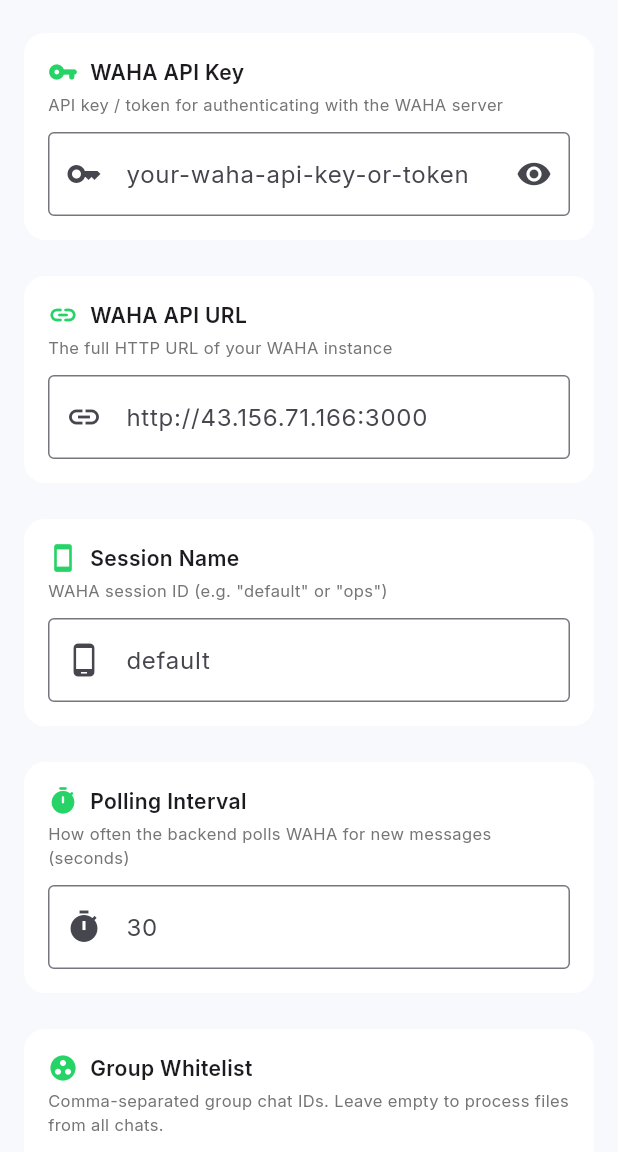
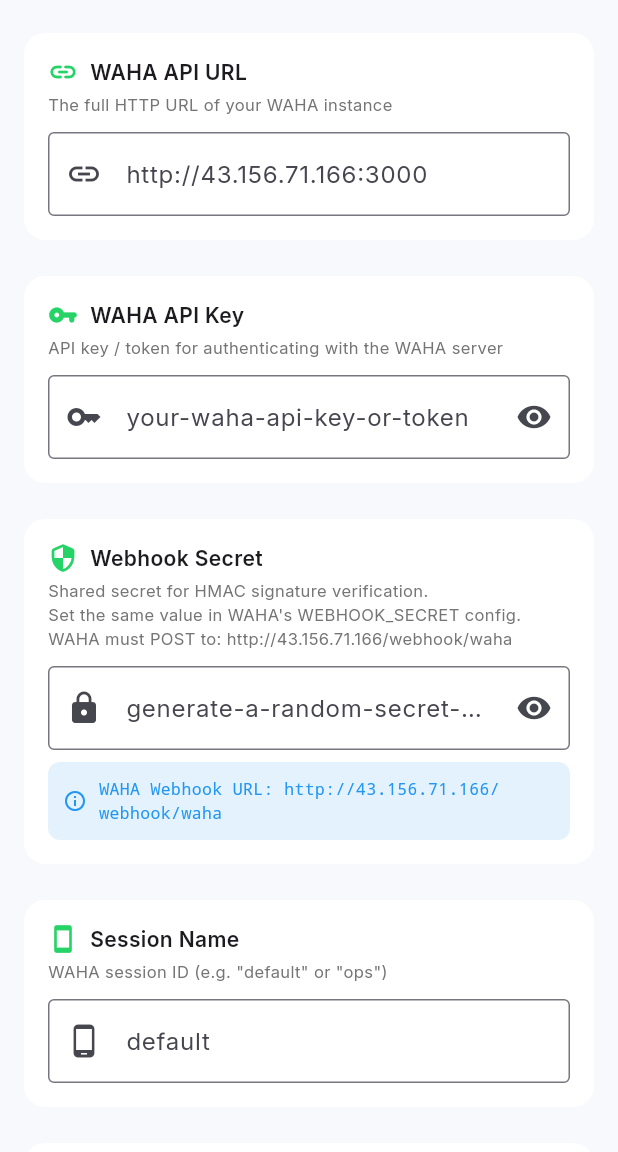
Before and after one commit to KaryaPutraS/docmind, a Flutter app: the WahaSettingsScreen screen opened directly, on a phone screen of 412 x 824 dp, the part 84-1236 px from its top. Run offline on Flutter 3.47's test engine with Material 3 defaults, Android fonts, the phone set to English and light mode, and no system bars; our stand-ins replace dio, flutter_riverpod, google_fonts, pretty_dio_logger, timeago; network calls fail.

Commit message:
feat: WAHA webhook fix — download URL rewrite, webhook secret field, dynamic settings refactor
- Fix _download_file to rewrite WAHA media URL via waha_internal_host
- Fix webhook signature to use dynamic settings from app/settings_store
- Add waha_internal_host in backend/app/config.py
- Add 'waha_webhook_secret' field through entire stack (settings_store, settings_model, waha_settings_screen)
- Fix pipeline _save_metadata — remove undefined env.minio_bucket
- Make minio_bucket nullable (legacy column, not used)

These fix WAHA → pipeline flow for production deployments

```diff
--- a/frontend/lib/models/settings_model.dart
+++ b/frontend/lib/models/settings_model.dart
@@ -14,6 +14,7 @@
   // WAHA
   final String wahaApiUrl;
   final String wahaApiKey;
+  final String wahaWebhookSecret;
   final String wahaSession;
   final int wahaPollingIntervalSeconds;
   final List<String> wahaGroupWhitelist;
@@ -38,6 +39,7 @@
     required this.aiMaxTokens,
     required this.wahaApiUrl,
     required this.wahaApiKey,
+    required this.wahaWebhookSecret,
     required this.wahaSession,
     required this.wahaPollingIntervalSeconds,
     required this.wahaGroupWhitelist,
@@ -60,7 +62,8 @@
       aiTemperature: (json['ai_temperature'] as num?)?.toDouble() ?? 0.3,
       aiMaxTokens: json['ai_max_tokens'] as int? ?? 2048,
       wahaApiUrl: json['waha_api_url'] as String? ?? '',
-      wahaApiKey: json['waha_api_key'] as String? ?? '',
+      wahaApiKey: json['...ey'] as String? ?? '',
+      wahaWebhookSecret: json['waha_webhook_secret'] as String? ?? '',
       wahaSession: json['waha_session'] as String? ?? 'default',
       wahaPollingIntervalSeconds:
           json['waha_polling_interval_seconds'] as int? ?? 30,
@@ -100,6 +103,7 @@
       'ai_max_tokens': aiMaxTokens,
       'waha_api_url': wahaApiUrl,
       'waha_api_key': wahaApiKey,
+      'waha_webhook_secret': wahaWebhookSecret,
       'waha_session': wahaSession,
       'waha_polling_interval_seconds': wahaPollingIntervalSeconds,
       'waha_group_whitelist': wahaGroupWhitelist,
--- a/frontend/lib/screens/settings/waha_settings_screen.dart
+++ b/frontend/lib/screens/settings/waha_settings_screen.dart
@@ -1,6 +1,6 @@
 // ============================================================
 // DocMind Flutter — WAHA (WhatsApp) Settings Screen (v3)
-// Added: WAHA API Key field
+// Added: WAHA API Key, Webhook Secret fields
 // ============================================================
 import 'package:flutter/material.dart';
 import 'package:flutter_riverpod/flutter_riverpod.dart';
@@ -19,10 +19,12 @@
   final _formKey = GlobalKey<FormState>();
   late TextEditingController _apiUrlCtrl;
   late TextEditingController _apiKeyCtrl;
+  late TextEditingController _webhookSecretCtrl;
   late TextEditingController _sessionCtrl;
   late TextEditingController _pollingCtrl;
   late TextEditingController _whitelistCtrl;
   bool _apiKeyVisible = false;
+  bool _webhookSecretVisible = false;
   bool _saving = false;
 
   @override
@@ -30,6 +32,7 @@
     super.initState();
     _apiUrlCtrl = TextEditingController();
     _apiKeyCtrl = TextEditingController();
+    _webhookSecretCtrl = TextEditingController();
     _sessionCtrl = TextEditingController();
     _pollingCtrl = TextEditingController();
     _whitelistCtrl = TextEditingController();
@@ -40,6 +43,7 @@
         setState(() {
           _apiUrlCtrl.text = s.wahaApiUrl;
           _apiKeyCtrl.text = s.wahaApiKey;
+          _webhookSecretCtrl.text = s.wahaWebhookSecret;
           _sessionCtrl.text = s.wahaSession;
           _pollingCtrl.text = s.wahaPollingIntervalSeconds.toString();
           _whitelistCtrl.text = s.wahaGroupWhitelist.join(', ');
@@ -52,6 +56,7 @@
   void dispose() {
     _apiUrlCtrl.dispose();
     _apiKeyCtrl.dispose();
+    _webhookSecretCtrl.dispose();
     _sessionCtrl.dispose();
     _pollingCtrl.dispose();
     _whitelistCtrl.dispose();
@@ -67,6 +72,7 @@
       await api.updateSettings({
         'waha_api_url': _apiUrlCtrl.text.trim(),
         'waha_api_key': _apiKeyCtrl.text.trim(),
+        'waha_webhook_secret': _webhookSecretCtrl.text.trim(),
         'waha_session': _sessionCtrl.text.trim(),
         'waha_polling_interval_seconds':
             int.parse(_pollingCtrl.text.trim()),
@@ -128,7 +134,30 @@
         child: ListView(
           padding: const EdgeInsets.all(16),
           children: [
-            // ── WAHA API KEY (NEW) ──────────────────
+            // ── WAHA API URL ──────────────────────
+            _buildCard(
+              icon: Icons.link_rounded,
+              title: 'WAHA API URL',
+              subtitle: 'The full HTTP URL of your WAHA instance',
+              child: TextFormField(
+                controller: _apiUrlCtrl,
+                decoration: const InputDecoration(
+                  hintText: 'http://43.156.71.166:3000',
+                  border: OutlineInputBorder(),
+                  prefixIcon: Icon(Icons.link),
+                ),
+                validator: (v) {
+                  if (v == null || v.trim().isEmpty) return 'Required';
+                  final uri = Uri.tryParse(v.trim());
+                  if (uri == null || !uri.hasScheme) return 'Invalid URL';
+                  return null;
+                },
+              ),
+            ),
+
+            const SizedBox(height: 12),
+
+            // ── WAHA API KEY ──────────────────────
             _buildCard(
               icon: Icons.vpn_key_rounded,
               title: 'WAHA API Key',
@@ -153,24 +182,58 @@
 
             const SizedBox(height: 12),
 
-            // ── WAHA API URL ──────────────────────
+            // ── WEBHOOK SECRET ────────────────────
             _buildCard(
-              icon: Icons.link_rounded,
-              title: 'WAHA API URL',
-              subtitle: 'The full HTTP URL of your WAHA instance',
-              child: TextFormField(
-                controller: _apiUrlCtrl,
-                decoration: const InputDecoration(
-                  hintText: 'http://43.156.71.166:3000',
-                  border: OutlineInputBorder(),
-                  prefixIcon: Icon(Icons.link),
-                ),
-                validator: (v) {
-                  if (v == null || v.trim().isEmpty) return 'Required';
-                  final uri = Uri.tryParse(v.trim());
-                  if (uri == null || !uri.hasScheme) return 'Invalid URL';
-                  return null;
-                },
+              icon: Icons.security_rounded,
+              title: 'Webhook Secret',
+              subtitle: 'Shared secret for HMAC signature verification.\n'
+                  'Set the same value in WAHA\'s WEBHOOK_SECRET config.\n'
+                  'WAHA must POST to: http://43.156.71.166/webhook/waha',
+              child: Column(
+                crossAxisAlignment: CrossAxisAlignment.start,
+                children: [
+                  TextFormField(
+                    controller: _webhookSecretCtrl,
+                    obscureText: !_webhookSecretVisible,
+                    decoration: InputDecoration(
+                      hintText: 'generate-a-random-secret-here',
+                      border: const OutlineInputBorder(),
+                      prefixIcon: const Icon(Icons.lock),
+                      suffixIcon: IconButton(
+                        icon: Icon(_webhookSecretVisible
+                            ? Icons.visibility_off
+                            : Icons.visibility),
+                        onPressed: () => setState(
+                            () => _webhookSecretVisible = !_webhookSecretVisible),
+                      ),
+                    ),
+                    validator: (v) {
+                      if (v == null || v.trim().isEmpty) return 'Required for production';
+                      if (v.trim().length < 8) return 'Min 8 characters';
+                      return null;
+                    },
+                  ),
+                  const SizedBox(height: 8),
+                  Container(
+                    padding: const EdgeInsets.all(10),
+                    decoration: BoxDecoration(
+                      color: Colors.blue.shade50,
+                      borderRadius: BorderRadius.circular(8),
+                    ),
+                    child: const Row(
+                      children: [
+                        Icon(Icons.info_outline, size: 16, color: Colors.blue),
+                        SizedBox(width: 8),
+                        Expanded(
+                          child: Text(
+                            'WAHA Webhook URL: http://43.156.71.166/webhook/waha',
+                            style: TextStyle(fontSize: 11, fontFamily: 'monospace', color: Colors.blue),
+                          ),
+                        ),
+                      ],
+                    ),
+                  ),
+                ],
               ),
             ),
 
```
Also changed, not shown: 5 other files.
